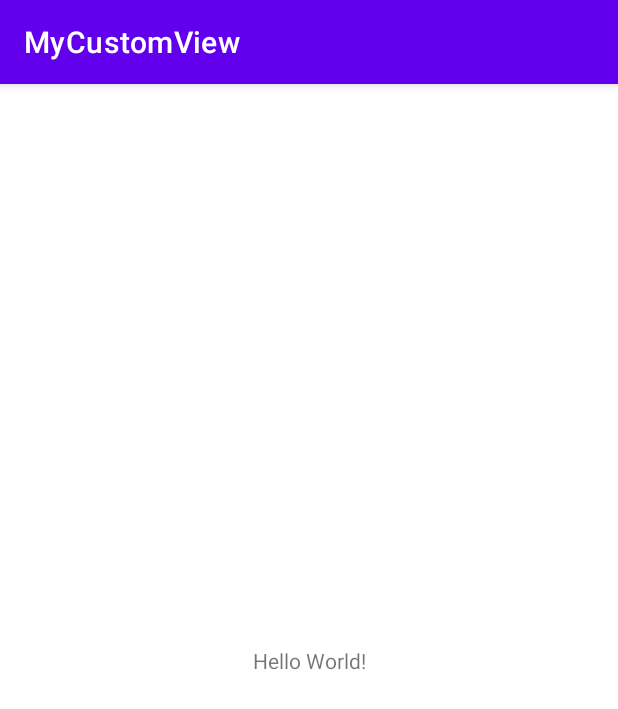
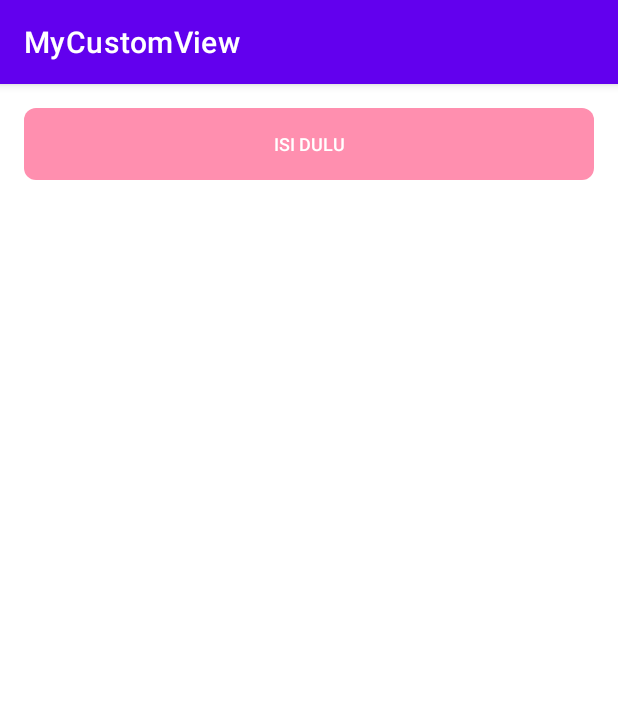
Before and after one commit to sutisnaasep323/Dicoding_BFAA_MyCustomeView, an Android app: the screen it shows after launch (MainActivity), on a phone screen of 412 x 824 dp. Shown: the top 709 px of the screen. Run offline under Robolectric (Android 15) with nearby library versions, the phone set to English and light mode, and no system bars.

Commit message:
myButton is finished

```diff
--- a/app/src/main/java/com/example/mycustomview/MyButton.kt
+++ b/app/src/main/java/com/example/mycustomview/MyButton.kt
@@ -2,21 +2,46 @@ package com.example.mycustomview
 
 import android.content.Context
 import android.graphics.Canvas
+import android.graphics.drawable.Drawable
 import android.util.AttributeSet
+import android.view.Gravity
 import androidx.appcompat.widget.AppCompatButton
+import androidx.core.content.ContextCompat
+import androidx.core.content.res.ResourcesCompat
 
 class MyButton: AppCompatButton {
+
+    private var enabledBackground: Drawable? = null
+    private var disabledBackground: Drawable? = null
+    private var txtColor: Int = 0
+
     constructor(context: Context) : super(context) {
-
+        init()
     }
     constructor(context: Context, attrs: AttributeSet?) : super(context, attrs){
-
+        init()
     }
     constructor(context: Context, attrs: AttributeSet?, defStyleAttr: Int) : super(context, attrs, defStyleAttr) {
-
+        init()
     }
 
     override fun onDraw(canvas: Canvas?) {
         super.onDraw(canvas)
+        background = when {
+            isEnabled -> enabledBackground
+            else -> disabledBackground
+        }
+        setTextColor(txtColor)
+        textSize = 12f
+        gravity = Gravity.CENTER
+        text = when {
+            isEnabled -> "Submit"
+            else -> "Isi Dulu"
+        }
+    }
+    private fun init() {
+        txtColor = ContextCompat.getColor(context, android.R.color.background_light)
+        enabledBackground = ResourcesCompat.getDrawable(resources, R.drawable.bg_button, null)
+        disabledBackground = ResourcesCompat.getDrawable(resources, R.drawable.bg_button_disable, null)
     }
 }
--- a/app/src/main/res/layout/activity_main.xml
+++ b/app/src/main/res/layout/activity_main.xml
@@ -6,13 +6,17 @@
     android:layout_height="match_parent"
     tools:context=".MainActivity">
 
-    <TextView
-        android:layout_width="wrap_content"
+    <com.example.mycustomview.MyButton
+        android:id="@+id/my_button"
+        android:enabled="false"
+        android:layout_width="0dp"
         android:layout_height="wrap_content"
-        android:text="Hello World!"
-        app:layout_constraintBottom_toBottomOf="parent"
-        app:layout_constraintLeft_toLeftOf="parent"
-        app:layout_constraintRight_toRightOf="parent"
+        android:layout_marginStart="16dp"
+        android:layout_marginEnd="16dp"
+        android:layout_marginTop="16dp"
+        app:layout_constraintEnd_toEndOf="parent"
+        app:layout_constraintHorizontal_bias="0.0"
+        app:layout_constraintStart_toStartOf="parent"
         app:layout_constraintTop_toTopOf="parent" />
 
 </androidx.constraintlayout.widget.ConstraintLayout>
```
